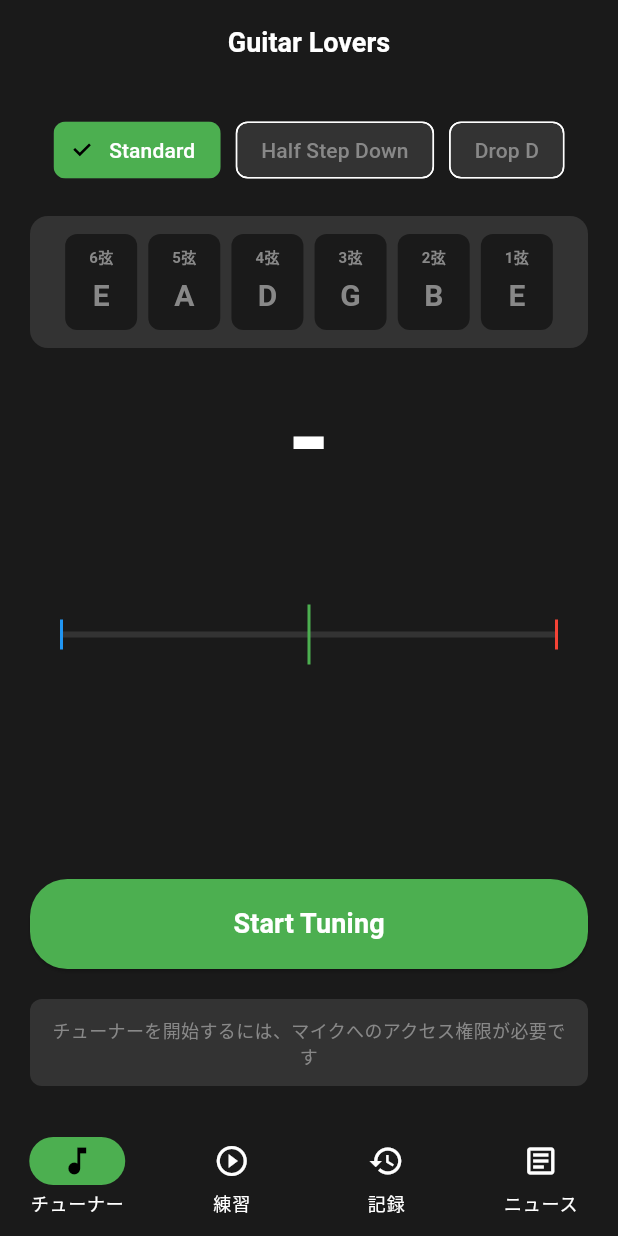
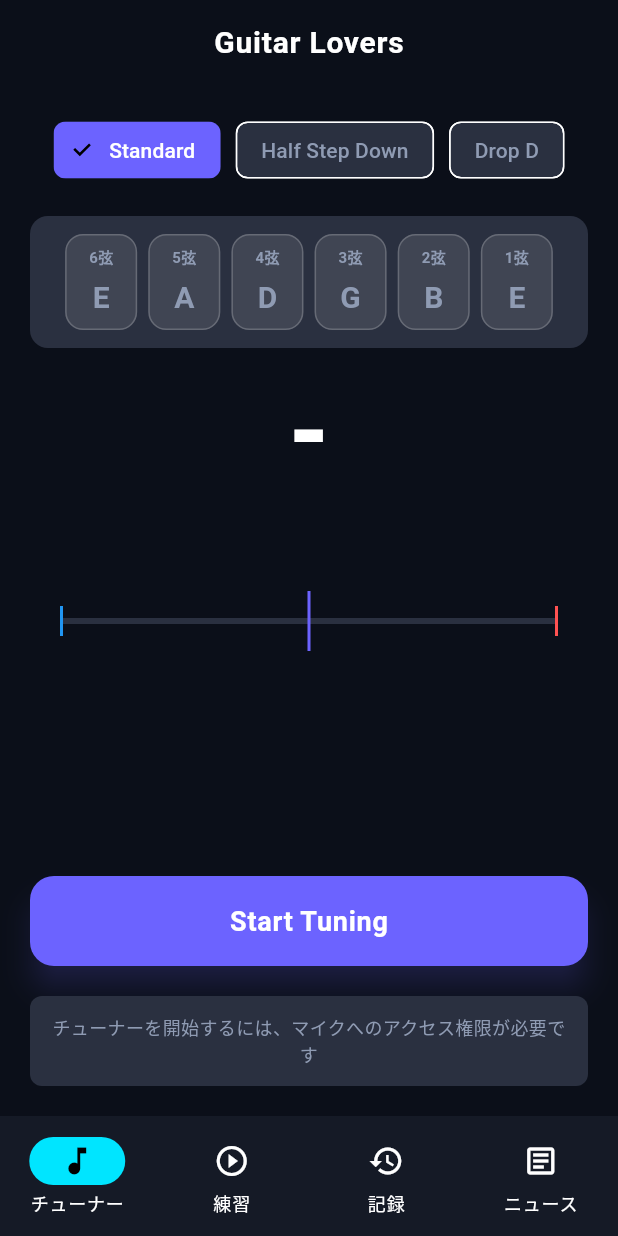
Before and after one commit to shoma4646/guitar_lovers, a Flutter app: the screen it shows after launch, on a phone screen of 412 x 824 dp. Run offline on Flutter 3.47's test engine with Material 3 defaults, Android fonts, the phone set to English and light mode, and no system bars; our stand-ins replace fl_chart, flutter_riverpod, permission_handler, riverpod_annotation, share_plus, shared_preferences and 1 more; missing offline and left inert: flutter_audio_capture, pitch_detector_dart; generated files the repository leaves out were written again.

Commit message:
feat: UI改善と機能修正
UIをModern Studioテーマに刷新し、日本語化対応を行いました。また、チューナーの精度検証と練習機能の復旧を行いました。

```diff
--- a/lib/features/tuner/tuner_screen.dart
+++ b/lib/features/tuner/tuner_screen.dart
@@ -88,14 +88,14 @@ class _TunerScreenState extends ConsumerState<TunerScreen> {
   Color _getMeterColor(double cents) {
     final absCents = cents.abs();
     if (absCents < 10) {
-      // チューニング完了範囲（緑）
+      // チューニング完了範囲（緑 -> Primary）
       return AppColors.primary;
     } else if (cents > 0) {
-      // 高い（赤系）
+      // 高い（赤 -> Error）
       return AppColors.error;
     } else {
-      // 低い（青系）
-      return Colors.blue;
+      // 低い（青 -> Secondary）
+      return AppColors.secondary;
     }
   }
 
@@ -210,23 +210,20 @@ class _TunerScreenState extends ConsumerState<TunerScreen> {
     required bool isCurrent,
     required bool isTuned,
   }) {
-    Color backgroundColor;
+    // Color backgroundColor; // Removed unused variable
     Color textColor;
     double scale = 1.0;
 
     if (isTuned) {
       // チューニング完了（緑色）
-      backgroundColor = AppColors.primary;
       textColor = AppColors.textWhite;
       scale = 1.1;
     } else if (isCurrent) {
       // 現在チューニング中（黄色）
-      backgroundColor = Colors.yellow.shade700;
       textColor = AppColors.backgroundDark;
       scale = 1.15;
     } else {
       // 未チューニング（グレー）
-      backgroundColor = AppColors.backgroundDark;
       textColor = AppColors.textGray;
     }
 
@@ -239,21 +236,33 @@ class _TunerScreenState extends ConsumerState<TunerScreen> {
         width: 48,
         height: 64,
         decoration: BoxDecoration(
-          color: backgroundColor,
-          borderRadius: BorderRadius.circular(8),
+          color: isTuned
+              ? AppColors.primary.withValues(alpha: 0.8)
+              : (isCurrent
+                  ? AppColors.secondary.withValues(alpha: 0.2)
+                  : AppColors.glassSurface),
+          borderRadius: BorderRadius.circular(12),
           border: Border.all(
-            color: isCurrent ? Colors.yellow.shade700 : Colors.transparent,
-            width: 2,
+            color: isCurrent ? AppColors.secondary : AppColors.glassBorder,
+            width: isCurrent ? 2 : 1,
           ),
           boxShadow: isTuned
               ? [
                   BoxShadow(
-                    color: AppColors.primary.withOpacity(0.5),
-                    blurRadius: 8,
+                    color: AppColors.primary.withValues(alpha: 0.5),
+                    blurRadius: 12,
                     spreadRadius: 2,
                   ),
                 ]
-              : null,
+              : (isCurrent
+                  ? [
+                      BoxShadow(
+                        color: AppColors.secondary.withValues(alpha: 0.3),
+                        blurRadius: 8,
+                        spreadRadius: 1,
+                      ),
+                    ]
+                  : null),
         ),
         child: Column(
           mainAxisAlignment: MainAxisAlignment.center,
--- a/lib/shared/constants/app_colors.dart
+++ b/lib/shared/constants/app_colors.dart
@@ -4,17 +4,23 @@ import 'package:flutter/material.dart';
 class AppColors {
   AppColors._();
 
-  // 背景色
-  static const Color backgroundDark = Color(0xFF1A1A1A);
-  static const Color backgroundLightDark = Color(0xFF262626);
-  static const Color backgroundGray = Color(0xFF333333);
+  // Backgrounds
+  static const Color backgroundDark = Color(0xFF0B0F19); // Deep Navy
+  static const Color backgroundLightDark =
+      Color(0xFF151A26); // Slightly lighter navy
+  static const Color backgroundGray = Color(0xFF2A3040); // Blue-gray for inputs
 
-  // アクセントカラー
-  static const Color primary = Color(0xFF4CAF50);
-  static const Color error = Color(0xFFF44336);
+  // Accents
+  static const Color primary = Color(0xFF6C63FF); // Indigo/Violet
+  static const Color secondary = Color(0xFF00E5FF); // Cyan accent
+  static const Color error = Color(0xFFFF5252); // Soft Red
 
-  // テキストカラー
+  // Text
   static const Color textWhite = Color(0xFFFFFFFF);
-  static const Color textGray = Color(0xFF888888);
-  static const Color textLightGray = Color(0xFFCCCCCC);
+  static const Color textGray = Color(0xFF8F9BB3);
+  static const Color textLightGray = Color(0xFFC5CEE0);
+
+  // Glassmorphism
+  static const Color glassBorder = Color(0x33FFFFFF);
+  static const Color glassSurface = Color(0x1AFFFFFF);
 }
--- a/lib/shared/theme/app_theme.dart
+++ b/lib/shared/theme/app_theme.dart
@@ -5,7 +5,7 @@ import '../constants/app_colors.dart';
 class AppTheme {
   AppTheme._();
 
-  /// ダークテーマ
+  /// Modern Studio Theme
   static ThemeData get darkTheme {
     return ThemeData(
       useMaterial3: true,
@@ -13,49 +13,65 @@ class AppTheme {
       scaffoldBackgroundColor: AppColors.backgroundDark,
       colorScheme: const ColorScheme.dark(
         primary: AppColors.primary,
-        secondary: AppColors.primary,
+        secondary: AppColors.secondary,
         error: AppColors.error,
         surface: AppColors.backgroundLightDark,
         onSurface: AppColors.textWhite,
       ),
       appBarTheme: const AppBarTheme(
-        backgroundColor: AppColors.backgroundDark,
+        backgroundColor:
+            Colors.transparent, // Glassmorphic effect will be handled by widget
         elevation: 0,
         centerTitle: true,
+        titleTextStyle: TextStyle(
+          fontSize: 20,
+          fontWeight: FontWeight.w600,
+          color: AppColors.textWhite,
+          letterSpacing: 0.5,
+        ),
       ),
       bottomNavigationBarTheme: const BottomNavigationBarThemeData(
-        backgroundColor: AppColors.backgroundDark,
+        backgroundColor: AppColors.backgroundLightDark,
         selectedItemColor: AppColors.primary,
         unselectedItemColor: AppColors.textGray,
         type: BottomNavigationBarType.fixed,
         elevation: 0,
+        showUnselectedLabels: true,
+        selectedLabelStyle:
+            TextStyle(fontSize: 12, fontWeight: FontWeight.w600),
+        unselectedLabelStyle:
+            TextStyle(fontSize: 12, fontWeight: FontWeight.w400),
       ),
       textTheme: const TextTheme(
         displayLarge: TextStyle(
-          fontSize: 72,
-          fontWeight: FontWeight.bold,
+          fontSize: 64,
+          fontWeight: FontWeight.w800,
           color: AppColors.textWhite,
+          letterSpacing: -1.5,
         ),
         headlineMedium: TextStyle(
-          fontSize: 24,
-          fontWeight: FontWeight.bold,
+          fontSize: 28,
+          fontWeight: FontWeight.w700,
           color: AppColors.textWhite,
+          letterSpacing: -0.5,
         ),
         titleLarge: TextStyle(
-          fontSize: 18,
-          fontWeight: FontWeight.bold,
+          fontSize: 20,
+          fontWeight: FontWeight.w600,
           color: AppColors.textWhite,
         ),
         bodyLarge: TextStyle(
           fontSize: 16,
           color: AppColors.textWhite,
+          height: 1.5,
         ),
         bodyMedium: TextStyle(
           fontSize: 14,
           color: AppColors.textLightGray,
+          height: 1.5,
         ),
         bodySmall: TextStyle(
-          fontSize: 14,
+          fontSize: 12,
           color: AppColors.textGray,
         ),
       ),
@@ -63,18 +79,34 @@ class AppTheme {
         style: ElevatedButton.styleFrom(
           backgroundColor: AppColors.primary,
           foregroundColor: AppColors.textWhite,
-          padding: const EdgeInsets.symmetric(horizontal: 30, vertical: 15),
+          padding: const EdgeInsets.symmetric(horizontal: 32, vertical: 16),
+          elevation: 8,
+          shadowColor: AppColors.primary.withValues(alpha: 0.4),
           shape: RoundedRectangleBorder(
-            borderRadius: BorderRadius.circular(25),
+            borderRadius: BorderRadius.circular(16),
+          ),
+          textStyle: const TextStyle(
+            fontSize: 16,
+            fontWeight: FontWeight.w600,
+            letterSpacing: 0.5,
           ),
         ),
       ),
       inputDecorationTheme: InputDecorationTheme(
         filled: true,
         fillColor: AppColors.backgroundGray,
+        contentPadding: const EdgeInsets.all(16),
         border: OutlineInputBorder(
-          borderRadius: BorderRadius.circular(10),
+          borderRadius: BorderRadius.circular(12),
           borderSide: BorderSide.none,
+        ),
+        enabledBorder: OutlineInputBorder(
+          borderRadius: BorderRadius.circular(12),
+          borderSide: const BorderSide(color: Colors.transparent),
+        ),
+        focusedBorder: OutlineInputBorder(
+          borderRadius: BorderRadius.circular(12),
+          borderSide: const BorderSide(color: AppColors.primary, width: 1.5),
         ),
         hintStyle: const TextStyle(color: AppColors.textGray),
       ),
--- a/pubspec.yaml
+++ b/pubspec.yaml
@@ -60,9 +60,11 @@ dependencies:
   fl_chart: ^0.69.0
   share_plus: ^10.1.2
   uuid: ^4.5.1
-  intl: ^0.19.0
+  intl: ^0.20.0
 
   cupertino_icons: ^1.0.6
+  flutter_localizations:
+    sdk: flutter
 
 dev_dependencies:
   flutter_test:
```
Also changed, not shown: lib/main.dart (+11 -45 lines), pubspec.lock, 2 other files.
